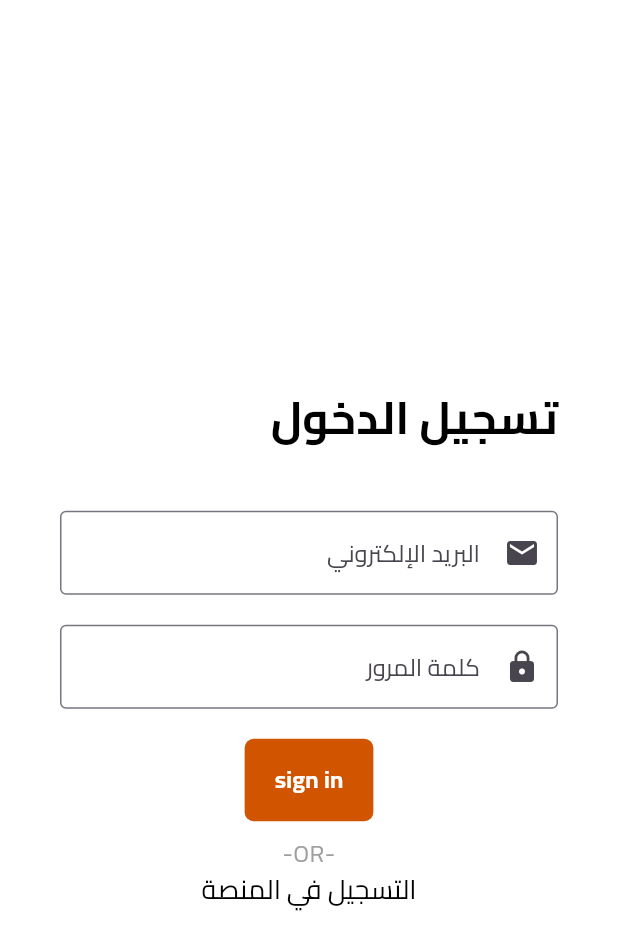
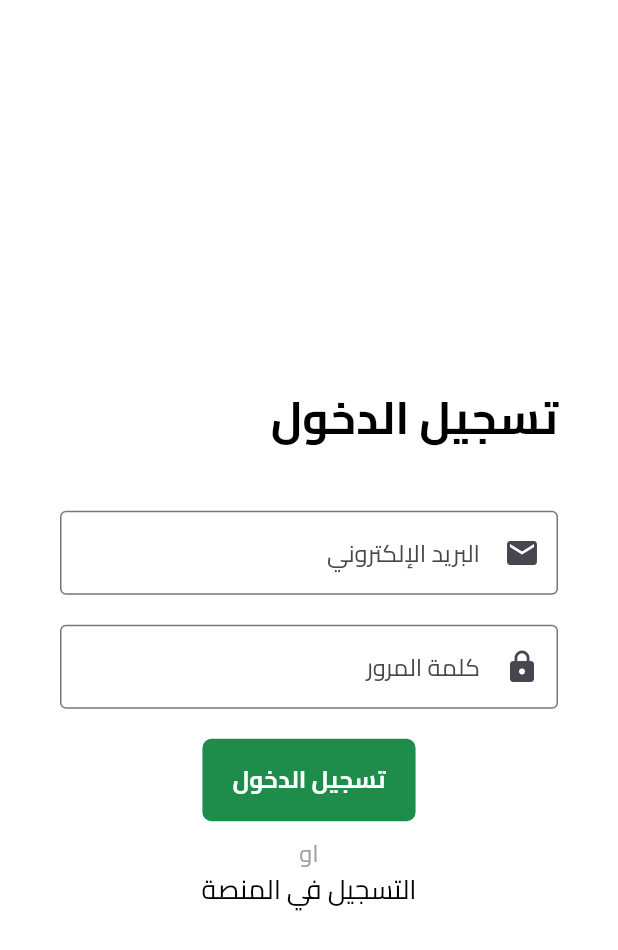
Before and after one commit to mohamedTalaat256/elbaraa-flutter, a Flutter app: the screen it shows after launch, on a phone screen of 412 x 824 dp. Shown: the top 950 px of the screen. Run offline on Flutter 3.47's test engine with Material 3 defaults, Android fonts, the light colour scheme and no system bars; our stand-ins replace badges, bloc, dio, equatable, eva_icons_flutter, flutter_bloc and 6 more; missing offline and left inert: kalender; accounts and stored records are empty.

Commit message:
..........

```diff
--- a/lib/constants/app_theme.dart
+++ b/lib/constants/app_theme.dart
@@ -2,11 +2,10 @@
 
 import 'package:flutter/material.dart';
 
-enum AppTheme{
+enum AppTheme {
   LightTheme,
-  DarkTheme
+  DarkTheme,
 }
-
 
 const MaterialColor white = const MaterialColor(
   0xFFFFFFFF,
@@ -24,27 +23,19 @@ const MaterialColor white = const MaterialColor(
   },
 );
 
-
-
-final AppThemeData = {
+final Map<AppTheme, ThemeData> AppThemeData = {
   AppTheme.LightTheme: ThemeData(
-    primarySwatch: white,
-    primaryColor: Colors.black,
+    primaryColor: Colors.black, // Replace with valid primaryColor
     brightness: Brightness.light,
     scaffoldBackgroundColor: Colors.white,
     dividerColor: Colors.white54,
-     fontFamily: 'Cairo',
-
-
+    fontFamily: 'Cairo',
   ),
-
   AppTheme.DarkTheme: ThemeData(
-    primarySwatch: Colors.grey,
     primaryColor: Color.fromARGB(255, 255, 255, 255),
     brightness: Brightness.dark,
     scaffoldBackgroundColor: Color.fromARGB(255, 41, 41, 41),
-
     dividerColor: Colors.black12,
-     fontFamily: 'Cairo',
-  )
+    fontFamily: 'Cairo',
+  ),
 };
--- a/lib/presentation/screens/auth/login_screen.dart
+++ b/lib/presentation/screens/auth/login_screen.dart
@@ -71,7 +71,7 @@ class _LoginScreenState extends State<LoginScreen> {
                           TextFormField(
                             controller: email,
                             decoration: InputDecoration(
-                              labelText: 'البريد الإلكتروني',
+                              labelText: 'email'.i18n(),
                               hintText: 'example@email.com',
                               border: OutlineInputBorder(),
                               prefixIcon: Icon(Icons.email),
@@ -97,7 +97,7 @@ class _LoginScreenState extends State<LoginScreen> {
                           TextFormField(
                             controller: password,
                             decoration: InputDecoration(
-                              labelText: 'كلمة المرور',
+                              labelText: 'password'.i18n(),
                               border: OutlineInputBorder(),
                               prefixIcon: Icon(Icons.lock),
                             ),
@@ -130,18 +130,13 @@ class _LoginScreenState extends State<LoginScreen> {
                                     );
                                   },
                                   borderRaduis: 6,
-                                  backgroundColor: Color.fromARGB(
-                                    255,
-                                    209,
-                                    84,
-                                    0,
-                                  ),
+                                  backgroundColor: kTextGreen,
                                   paddingAll: 8,
-                                  text: 'sign in',
+                                  text: 'login'.i18n(),
                                   textColor: Colors.white,
                                 ),
                           SizedBox(height: 10),
-                          CustomeText(text: '-OR-', color: Colors.grey),
+                          CustomeText(text: 'or'.i18n(), color: Colors.grey),
 
                            GestureDetector(
                           onTap: () {},
--- a/lib/presentation/screens/home/components/instructor-card.dart
+++ b/lib/presentation/screens/home/components/instructor-card.dart
@@ -28,8 +28,10 @@ class InstructorCard extends StatelessWidget {
                 Column(
                   children: [
                     CustomeText(
-                      text: instructor.firstName,
+                      text: '${instructor.firstName} ${instructor.lastName}',
                       alignment: TextAlign.start,
+                      fontSize: 16,
+                      fontWeight: FontWeight.bold,
                     ),
                     CustomeText(
                       text: instructor.country,
```
Also changed, not shown: lib/data/business_logic/settings/app_settings_bloc.dart (+36 -15 lines), lib/presentation/screens/control_view.dart (+3 -4 lines), lib/presentation/screens/home/components/materials.dart (+39 -20 lines), lib/presentation/screens/settings/components/app_lang_dialog.dart (+10 -23 lines), lib/presentation/screens/settings/setting_screen.dart (+28 -16 lines).
